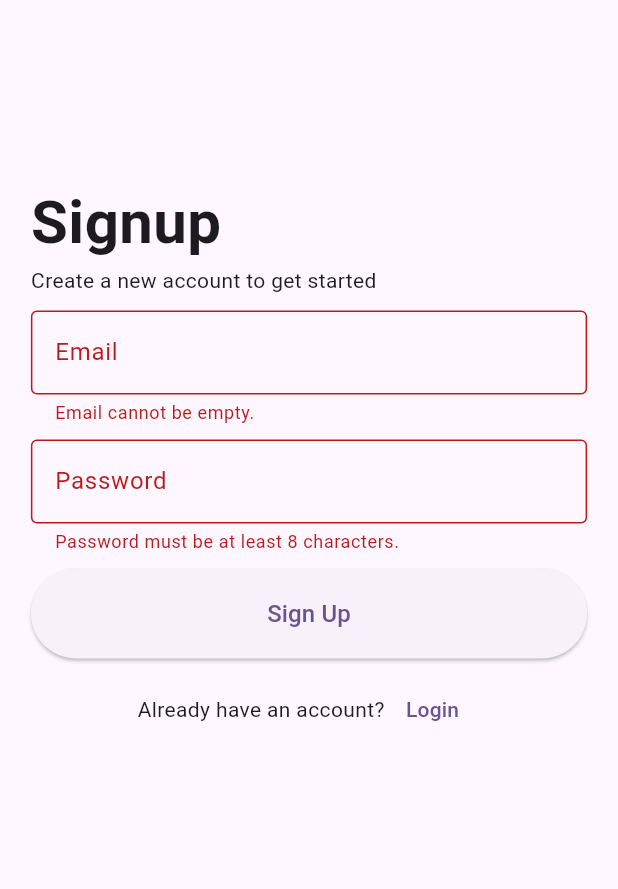
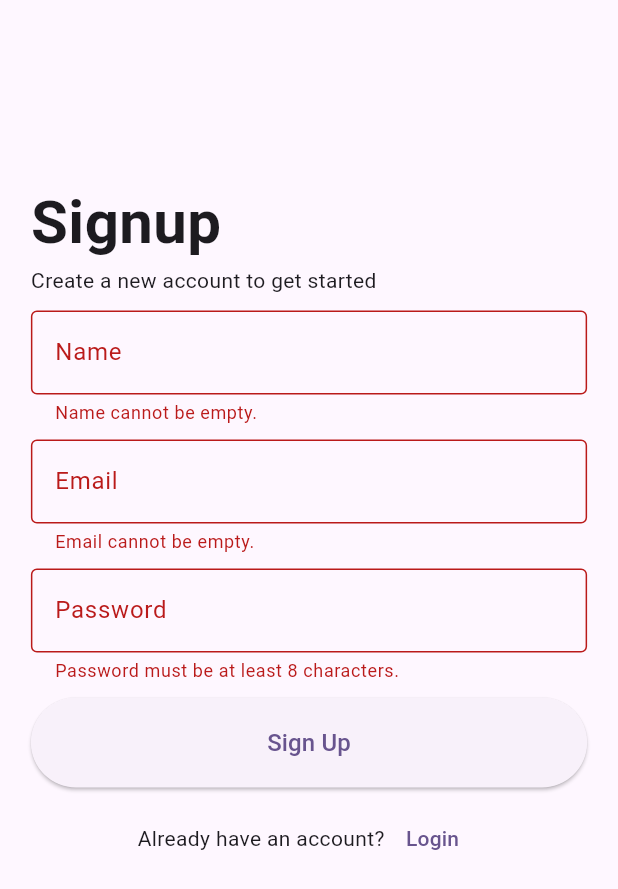
Before and after one commit to rom4nz/ecommerce_app, a Flutter app: the SignupPage screen opened by its route, after a tap on "Sign Up", on a phone screen of 412 x 824 dp. Shown: the top 889 px of the screen. Run offline on Flutter 3.47's test engine with Material 3 defaults, Android fonts, the phone set to English and light mode, and no system bars; our stand-ins replace cloud_firestore, firebase_auth, firebase_core; accounts and stored records are empty.

Commit message:
implement auth with user account saving to Firestore

```diff
--- a/lib/controllers/auth_service.dart
+++ b/lib/controllers/auth_service.dart
@@ -1,13 +1,19 @@
+import 'package:ecommerce_app/controllers/db_service.dart';
 import 'package:firebase_auth/firebase_auth.dart';
 
 class AuthService {
   // create new account using email password method
-  Future<String> createAccountWithEmail(String email, String password) async {
+  Future<String> createAccountWithEmail(
+    String name,
+    String email,
+    String password,
+  ) async {
     try {
       await FirebaseAuth.instance.createUserWithEmailAndPassword(
         email: email,
         password: password,
       );
+      await DbService().saveUserData(name: name, email: email);
       return "Account created successfully";
     } on FirebaseAuthException catch (e) {
       return e.message.toString();
--- a/lib/views/home.dart
+++ b/lib/views/home.dart
@@ -10,6 +10,6 @@ class HomePage extends StatefulWidget {
 class _HomePageState extends State<HomePage> {
   @override
   Widget build(BuildContext context) {
-    return const Placeholder();
+    return Scaffold(appBar: AppBar(title: Text("Best Deals")));
   }
 }
--- a/lib/views/signup.dart
+++ b/lib/views/signup.dart
@@ -10,6 +10,7 @@ class SignupPage extends StatefulWidget {
 
 class _SignupPageState extends State<SignupPage> {
   final formkey = GlobalKey<FormState>();
+  TextEditingController _nameController = TextEditingController();
   TextEditingController _emailController = TextEditingController();
   TextEditingController _passwordController = TextEditingController();
   @override
@@ -34,6 +35,19 @@ class _SignupPageState extends State<SignupPage> {
                       ),
                     ),
                     Text("Create a new account to get started"),
+                    SizedBox(height: 10),
+                    SizedBox(
+                      width: MediaQuery.of(context).size.width * .9,
+                      child: TextFormField(
+                        validator: (value) =>
+                            value!.isEmpty ? "Name cannot be empty." : null,
+                        controller: _nameController,
+                        decoration: InputDecoration(
+                          border: OutlineInputBorder(),
+                          label: Text("Name"),
+                        ),
+                      ),
+                    ),
                     SizedBox(height: 10),
                     SizedBox(
                       width: MediaQuery.of(context).size.width * .9,
@@ -74,6 +88,7 @@ class _SignupPageState extends State<SignupPage> {
                     if (formkey.currentState!.validate()) {
                       AuthService()
                           .createAccountWithEmail(
+                            _nameController.text,
                             _emailController.text,
                             _passwordController.text,
                           )
```
Also changed, not shown: lib/controllers/db_service.dart (added, +36 -0 lines), 1 other file.
